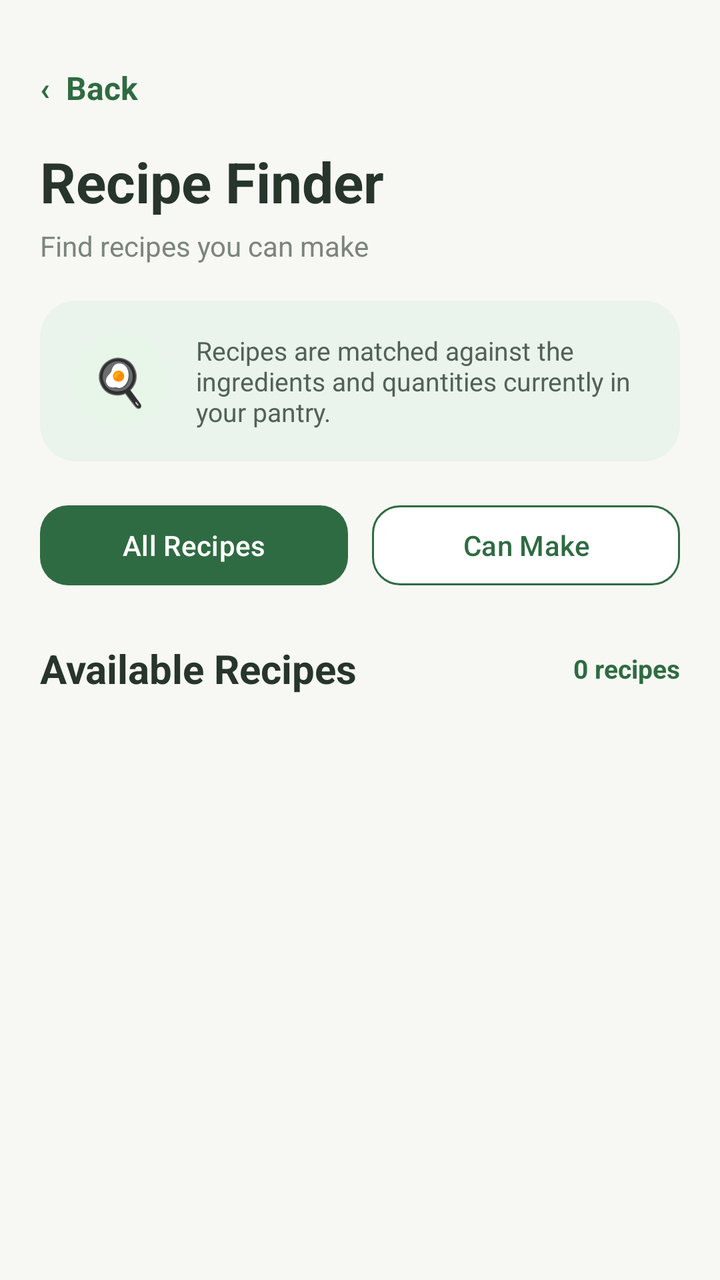
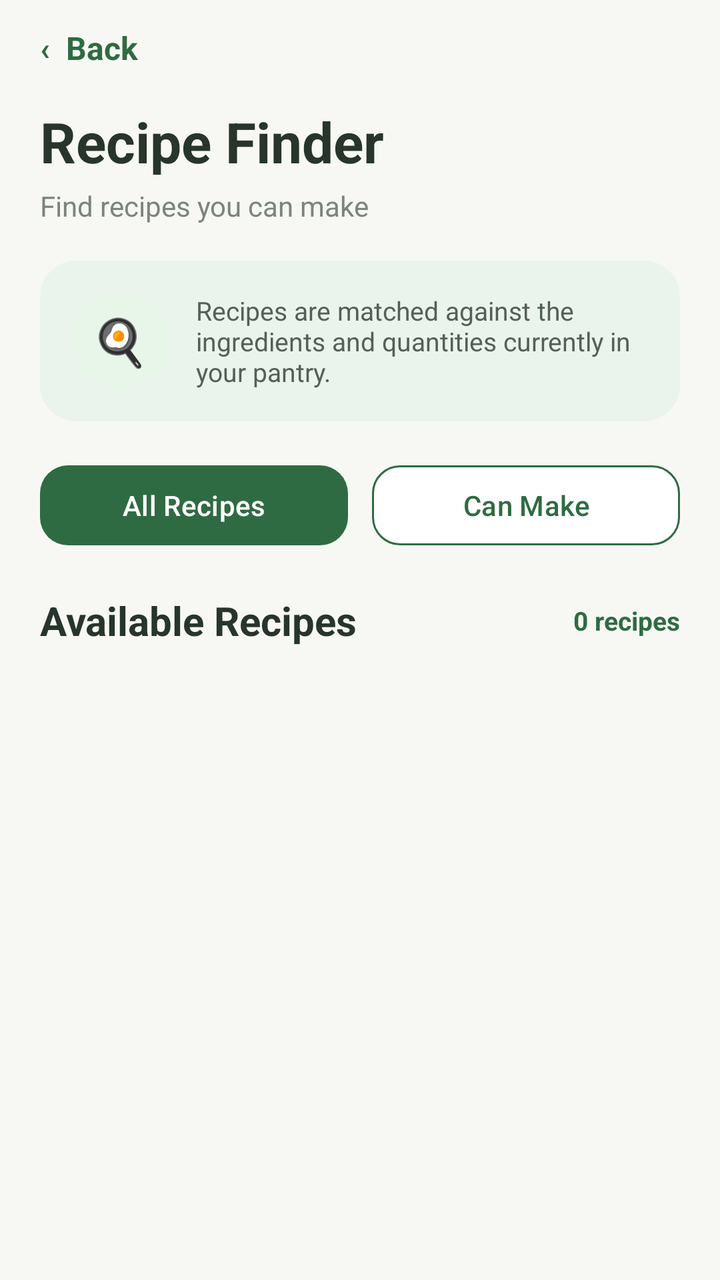

Before-and-after screenshots of an Android layout around one commit, followed by the original layout XML and the change that was made.
<!-- AndroidManifest.xml: application theme Theme.SmartPantryManager -->
<!-- res/layout/activity_recipe_list.xml -->
<?xml version="1.0" encoding="utf-8"?>
<androidx.constraintlayout.widget.ConstraintLayout
    xmlns:android="http://schemas.android.com/apk/res/android"
    xmlns:app="http://schemas.android.com/apk/res-auto"
    xmlns:tools="http://schemas.android.com/tools"
    android:layout_width="match_parent"
    android:layout_height="match_parent"
    android:background="#F7F8F3">

    <ScrollView
        android:layout_width="0dp"
        android:layout_height="0dp"
        android:fillViewport="true"
        android:clipToPadding="false"
        android:paddingBottom="24dp"
        app:layout_constraintTop_toTopOf="parent"
        app:layout_constraintBottom_toBottomOf="parent"
        app:layout_constraintStart_toStartOf="parent"
        app:layout_constraintEnd_toEndOf="parent">

        <LinearLayout
            android:layout_width="match_parent"
            android:layout_height="wrap_content"
            android:orientation="vertical"
            android:padding="20dp">

            
            <TextView
                android:id="@+id/backButton"
                android:layout_width="wrap_content"
                android:layout_height="48dp"
                android:gravity="center_vertical"
                android:text="‹  Back"
                android:textColor="#2F6B42"
                android:textSize="16sp"
                android:textStyle="bold" />

            <TextView
                android:layout_width="match_parent"
                android:layout_height="wrap_content"
                android:layout_marginTop="4dp"
                android:text="Recipe Finder"
                android:textColor="#27352B"
                android:textSize="28sp"
                android:textStyle="bold" />

            <TextView
                android:layout_width="match_parent"
                android:layout_height="wrap_content"
                android:layout_marginTop="4dp"
                android:text="Find recipes you can make"
                android:textColor="#7A857E"
                android:textSize="14sp" />

            
            <com.google.android.material.card.MaterialCardView
                android:id="@+id/recipeIntroCard"
                android:layout_width="match_parent"
                android:layout_height="wrap_content"
                android:layout_marginTop="18dp"
                app:cardBackgroundColor="#EAF3EC"
                app:cardCornerRadius="18dp"
                app:strokeWidth="0dp">

                <LinearLayout
                    android:layout_width="match_parent"
                    android:layout_height="wrap_content"
                    android:gravity="center_vertical"
                    android:orientation="horizontal"
                    android:padding="16dp">

                    <TextView
                        android:layout_width="48dp"
                        android:layout_height="48dp"
                        android:background="@drawable/icon_circle_green"
                        android:gravity="center"
                        android:text="🍳"
                        android:textSize="23sp" />

                    <TextView
                        android:layout_width="0dp"
                        android:layout_height="wrap_content"
                        android:layout_marginStart="14dp"
                        android:layout_weight="1"
                        android:text="Recipes are matched against the ingredients and quantities currently in your pantry."
                        android:textColor="#526158"
                        android:textSize="13sp" />

                </LinearLayout>

            </com.google.android.material.card.MaterialCardView>

            
            <LinearLayout
                android:layout_width="match_parent"
                android:layout_height="wrap_content"
                android:layout_marginTop="18dp"
                android:orientation="horizontal">

                <com.google.android.material.button.MaterialButton
                    android:id="@+id/allRecipesButton"
                    android:layout_width="0dp"
                    android:layout_height="48dp"
                    android:layout_marginEnd="6dp"
                    android:layout_weight="1"
                    android:text="All Recipes"
                    android:textAllCaps="false"
                    android:textSize="14sp"
                    app:backgroundTint="#2F6B42"
                    app:cornerRadius="14dp" />

                <com.google.android.material.button.MaterialButton
                    android:id="@+id/canMakeButton"
                    android:layout_width="0dp"
                    android:layout_height="48dp"
                    android:layout_marginStart="6dp"
                    android:layout_weight="1"
                    android:text="Can Make"
                    android:textAllCaps="false"
                    android:textColor="#2F6B42"
                    android:textSize="14sp"
                    app:backgroundTint="#FFFFFF"
                    app:cornerRadius="14dp"
                    app:strokeColor="#2F6B42"
                    app:strokeWidth="1dp" />

            </LinearLayout>

            
            <LinearLayout
                android:layout_width="match_parent"
                android:layout_height="wrap_content"
                android:layout_marginTop="24dp"
                android:gravity="center_vertical"
                android:orientation="horizontal">

                <TextView
                    android:layout_width="0dp"
                    android:layout_height="wrap_content"
                    android:layout_weight="1"
                    android:text="Available Recipes"
                    android:textColor="#27352B"
                    android:textSize="20sp"
                    android:textStyle="bold" />

                <TextView
                    android:id="@+id/recipeCountText"
                    android:layout_width="wrap_content"
                    android:layout_height="wrap_content"
                    android:text="0 recipes"
                    android:textColor="#2F6B42"
                    android:textSize="13sp"
                    android:textStyle="bold" />

            </LinearLayout>

            
            <androidx.recyclerview.widget.RecyclerView
                android:id="@+id/recipeRecyclerView"
                android:layout_width="match_parent"
                android:layout_height="wrap_content"
                android:layout_marginTop="12dp"
                android:nestedScrollingEnabled="false"
                tools:listitem="@layout/item_recipe" />

            
            <com.google.android.material.card.MaterialCardView
                android:id="@+id/emptyRecipeCard"
                android:layout_width="match_parent"
                android:layout_height="wrap_content"
                android:layout_marginTop="12dp"
                android:visibility="gone"
                app:cardBackgroundColor="#FFFFFF"
                app:cardCornerRadius="18dp"
                app:strokeWidth="0dp">

                <LinearLayout
                    android:layout_width="match_parent"
                    android:layout_height="wrap_content"
                    android:gravity="center"
                    android:orientation="vertical"
                    android:padding="28dp">

                    <TextView
                        android:layout_width="wrap_content"
                        android:layout_height="wrap_content"
                        android:text="🍳"
                        android:textSize="32sp" />

                    <TextView
                        android:layout_width="wrap_content"
                        android:layout_height="wrap_content"
                        android:layout_marginTop="10dp"
                        android:text="No recipes found"
                        android:textColor="#27352B"
                        android:textSize="17sp"
                        android:textStyle="bold" />

                    <TextView
                        android:layout_width="wrap_content"
                        android:layout_height="wrap_content"
                        android:layout_marginTop="5dp"
                        android:text="Try adding more ingredients to your pantry."
                        android:textColor="#7A857E"
                        android:textSize="13sp" />

                </LinearLayout>

            </com.google.android.material.card.MaterialCardView>

        </LinearLayout>

    </ScrollView>

</androidx.constraintlayout.widget.ConstraintLayout>
<!-- res/layout/item_recipe.xml (included above) -->
<?xml version="1.0" encoding="utf-8"?>
<androidx.cardview.widget.CardView
    xmlns:android="http://schemas.android.com/apk/res/android"
    android:layout_width="match_parent"
    android:layout_height="wrap_content"
    android:layout_marginBottom="12dp"
    android:backgroundTint="#FFFFFF"
    android:elevation="0dp"
    android:radius="20dp">

    <LinearLayout
        android:layout_width="match_parent"
        android:layout_height="wrap_content"
        android:gravity="center_vertical"
        android:orientation="horizontal"
        android:padding="16dp">

        
        <TextView
            android:id="@+id/recipeIcon"
            android:layout_width="58dp"
            android:layout_height="58dp"
            android:background="@drawable/icon_circle_green"
            android:gravity="center"
            android:text="🍳"
            android:textSize="25sp" />

        
        <LinearLayout
            android:layout_width="0dp"
            android:layout_height="wrap_content"
            android:layout_marginStart="14dp"
            android:layout_weight="1"
            android:orientation="vertical">

            <TextView
                android:id="@+id/recipeName"
                android:layout_width="wrap_content"
                android:layout_height="wrap_content"
                android:text="Chicken Fried Rice"
                android:textColor="#27352B"
                android:textSize="16sp"
                android:textStyle="bold" />

            <TextView
                android:id="@+id/recipeDescription"
                android:layout_width="wrap_content"
                android:layout_height="wrap_content"
                android:layout_marginTop="4dp"
                android:maxLines="2"
                android:text="A quick and tasty rice meal."
                android:textColor="#7A857E"
                android:textSize="13sp" />

            <TextView
                android:id="@+id/recipeMatchStatus"
                android:layout_width="wrap_content"
                android:layout_height="wrap_content"
                android:layout_marginTop="7dp"
                android:text="✓ You can make this"
                android:textColor="#2F6B42"
                android:textSize="12sp"
                android:textStyle="bold" />

        </LinearLayout>

        
        <TextView
            android:layout_width="wrap_content"
            android:layout_height="wrap_content"
            android:text="›"
            android:textColor="#839087"
            android:textSize="28sp" />

    </LinearLayout>

</androidx.cardview.widget.CardView>
<!-- resources referenced by this layout -->
<resources>
  <!-- drawable icon_circle_green (drawable) -->
  <?xml version="1.0" encoding="utf-8"?>
  <shape xmlns:android="http://schemas.android.com/apk/res/android"
      android:shape="oval">
  
      <solid android:color="#E8F5E9" />
  
  </shape>
  <style name="Theme.SmartPantryManager" parent="Base.Theme.SmartPantryManager" />
  <style name="Base.Theme.SmartPantryManager" parent="Theme.Material3.DayNight.NoActionBar">
          
          
      </style>
</resources>

<!-- the commit's change to res/layout/activity_recipe_list.xml (unified diff, before → after) -->
@@ -7,210 +7,235 @@
     android:layout_height="match_parent"
     android:background="#F7F8F3">
 
-    <ScrollView
-        android:layout_width="0dp"
-        android:layout_height="0dp"
-        android:fillViewport="true"
-        android:clipToPadding="false"
-        android:paddingBottom="24dp"
-        app:layout_constraintTop_toTopOf="parent"
-        app:layout_constraintBottom_toBottomOf="parent"
-        app:layout_constraintStart_toStartOf="parent"
-        app:layout_constraintEnd_toEndOf="parent">
+    
+    <TextView
+        android:id="@+id/backButton"
+        android:layout_width="wrap_content"
+        android:layout_height="48dp"
+        android:layout_marginStart="20dp"
+        android:gravity="center_vertical"
+        android:text="‹  Back"
+        android:textColor="#2F6B42"
+        android:textSize="16sp"
+        android:textStyle="bold"
+        app:layout_constraintStart_toStartOf="parent"
+        app:layout_constraintTop_toTopOf="parent" />
+
+    <TextView
+        android:id="@+id/recipeTitle"
+        android:layout_width="0dp"
+        android:layout_height="wrap_content"
+        android:layout_marginStart="20dp"
+        android:layout_marginTop="4dp"
+        android:layout_marginEnd="20dp"
+        android:text="Recipe Finder"
+        android:textColor="#27352B"
+        android:textSize="28sp"
+        android:textStyle="bold"
+        app:layout_constraintEnd_toEndOf="parent"
+        app:layout_constraintStart_toStartOf="parent"
+        app:layout_constraintTop_toBottomOf="@id/backButton" />
+
+    <TextView
+        android:id="@+id/recipeSubtitle"
+        android:layout_width="0dp"
+        android:layout_height="wrap_content"
+        android:layout_marginStart="20dp"
+        android:layout_marginTop="4dp"
+        android:layout_marginEnd="20dp"
+        android:text="Find recipes you can make"
+        android:textColor="#7A857E"
+        android:textSize="14sp"
+        app:layout_constraintEnd_toEndOf="parent"
+        app:layout_constraintStart_toStartOf="parent"
+        app:layout_constraintTop_toBottomOf="@id/recipeTitle" />
+
+    
+    <com.google.android.material.card.MaterialCardView
+        android:id="@+id/recipeIntroCard"
+        android:layout_width="0dp"
+        android:layout_height="wrap_content"
+        android:layout_marginStart="20dp"
+        android:layout_marginTop="18dp"
+        android:layout_marginEnd="20dp"
+        app:cardBackgroundColor="#EAF3EC"
+        app:cardCornerRadius="18dp"
+        app:strokeWidth="0dp"
+        app:layout_constraintEnd_toEndOf="parent"
+        app:layout_constraintStart_toStartOf="parent"
+        app:layout_constraintTop_toBottomOf="@id/recipeSubtitle">
 
         <LinearLayout
             android:layout_width="match_parent"
             android:layout_height="wrap_content"
+            android:gravity="center_vertical"
+            android:orientation="horizontal"
+            android:padding="16dp">
+
+            <TextView
+                android:layout_width="48dp"
+                android:layout_height="48dp"
+                android:background="@drawable/icon_circle_green"
+                android:gravity="center"
+                android:text="🍳"
+                android:textSize="23sp" />
+
+            <TextView
+                android:layout_width="0dp"
+                android:layout_height="wrap_content"
+                android:layout_marginStart="14dp"
+                android:layout_weight="1"
+                android:text="Recipes are matched against the ingredients and quantities currently in your pantry."
+                android:textColor="#526158"
+                android:textSize="13sp" />
+
+        </LinearLayout>
+
+    </com.google.android.material.card.MaterialCardView>
+
+    
+    <LinearLayout
+        android:id="@+id/filterButtons"
+        android:layout_width="0dp"
+        android:layout_height="wrap_content"
+        android:layout_marginStart="20dp"
+        android:layout_marginTop="18dp"
+        android:layout_marginEnd="20dp"
+        android:orientation="horizontal"
+        app:layout_constraintEnd_toEndOf="parent"
+        app:layout_constraintStart_toStartOf="parent"
+        app:layout_constraintTop_toBottomOf="@id/recipeIntroCard">
+
+        <com.google.android.material.button.MaterialButton
+            android:id="@+id/allRecipesButton"
+            android:layout_width="0dp"
+            android:layout_height="48dp"
+            android:layout_marginEnd="6dp"
+            android:layout_weight="1"
+            android:text="All Recipes"
+            android:textAllCaps="false"
+            android:textSize="14sp"
+            app:backgroundTint="#2F6B42"
+            app:cornerRadius="14dp" />
+
+        <com.google.android.material.button.MaterialButton
+            android:id="@+id/canMakeButton"
+            android:layout_width="0dp"
+            android:layout_height="48dp"
+            android:layout_marginStart="6dp"
+            android:layout_weight="1"
+            android:text="Can Make"
+            android:textAllCaps="false"
+            android:textColor="#2F6B42"
+            android:textSize="14sp"
+            app:backgroundTint="#FFFFFF"
+            app:cornerRadius="14dp"
+            app:strokeColor="#2F6B42"
+            app:strokeWidth="1dp" />
+
+    </LinearLayout>
+
+    
+    <LinearLayout
+        android:id="@+id/recipeSectionHeading"
+        android:layout_width="0dp"
+        android:layout_height="wrap_content"
+        android:layout_marginStart="20dp"
+        android:layout_marginTop="20dp"
+        android:layout_marginEnd="20dp"
+        android:gravity="center_vertical"
+        android:orientation="horizontal"
+        app:layout_constraintEnd_toEndOf="parent"
+        app:layout_constraintStart_toStartOf="parent"
+        app:layout_constraintTop_toBottomOf="@id/filterButtons">
+
+        <TextView
+            android:layout_width="0dp"
+            android:layout_height="wrap_content"
+            android:layout_weight="1"
+            android:text="Available Recipes"
+            android:textColor="#27352B"
+            android:textSize="20sp"
+            android:textStyle="bold" />
+
+        <TextView
+            android:id="@+id/recipeCountText"
+            android:layout_width="wrap_content"
+            android:layout_height="wrap_content"
+            android:text="0 recipes"
+            android:textColor="#2F6B42"
+            android:textSize="13sp"
+            android:textStyle="bold" />
+
+    </LinearLayout>
+
+    
+    <androidx.recyclerview.widget.RecyclerView
+        android:id="@+id/recipeRecyclerView"
+        android:layout_width="0dp"
+        android:layout_height="0dp"
+        android:layout_marginStart="20dp"
+        android:layout_marginTop="12dp"
+        android:layout_marginEnd="20dp"
+        android:layout_marginBottom="20dp"
+        android:clipToPadding="false"
+        android:overScrollMode="ifContentScrolls"
+        android:paddingBottom="8dp"
+        app:layout_constraintBottom_toBottomOf="parent"
+        app:layout_constraintEnd_toEndOf="parent"
+        app:layout_constraintStart_toStartOf="parent"
+        app:layout_constraintTop_toBottomOf="@id/recipeSectionHeading"
+        tools:listitem="@layout/item_recipe" />
+
+    
+    <com.google.android.material.card.MaterialCardView
+        android:id="@+id/emptyRecipeCard"
+        android:layout_width="0dp"
+        android:layout_height="wrap_content"
+        android:layout_marginStart="20dp"
+        android:layout_marginTop="12dp"
+        android:layout_marginEnd="20dp"
+        android:visibility="gone"
+        app:cardBackgroundColor="#FFFFFF"
+        app:cardCornerRadius="18dp"
+        app:strokeWidth="0dp"
+        app:layout_constraintEnd_toEndOf="parent"
+        app:layout_constraintStart_toStartOf="parent"
+        app:layout_constraintTop_toBottomOf="@id/recipeSectionHeading">
+
+        <LinearLayout
+            android:layout_width="match_parent"
+            android:layout_height="wrap_content"
+            android:gravity="center"
             android:orientation="vertical"
-            android:padding="20dp">
-
-            
-            <TextView
-                android:id="@+id/backButton"
-                android:layout_width="wrap_content"
-                android:layout_height="48dp"
-                android:gravity="center_vertical"
-                android:text="‹  Back"
-                android:textColor="#2F6B42"
-                android:textSize="16sp"
+            android:padding="28dp">
+
+            <TextView
+                android:layout_width="wrap_content"
+                android:layout_height="wrap_content"
+                android:text="🍳"
+                android:textSize="32sp" />
+
+            <TextView
+                android:layout_width="wrap_content"
+                android:layout_height="wrap_content"
+                android:layout_marginTop="10dp"
+                android:text="No recipes found"
+                android:textColor="#27352B"
+                android:textSize="17sp"
                 android:textStyle="bold" />
 
             <TextView
-                android:layout_width="match_parent"
-                android:layout_height="wrap_content"
-                android:layout_marginTop="4dp"
-                android:text="Recipe Finder"
-                android:textColor="#27352B"
-                android:textSize="28sp"
-                android:textStyle="bold" />
-
-            <TextView
-                android:layout_width="match_parent"
-                android:layout_height="wrap_content"
-                android:layout_marginTop="4dp"
-                android:text="Find recipes you can make"
+                android:layout_width="wrap_content"
+                android:layout_height="wrap_content"
+                android:layout_marginTop="5dp"
+                android:text="Try adding more ingredients to your pantry."
                 android:textColor="#7A857E"
-                android:textSize="14sp" />
-
-            
-            <com.google.android.material.card.MaterialCardView
-                android:id="@+id/recipeIntroCard"
-                android:layout_width="match_parent"
-                android:layout_height="wrap_content"
-                android:layout_marginTop="18dp"
-                app:cardBackgroundColor="#EAF3EC"
-                app:cardCornerRadius="18dp"
-                app:strokeWidth="0dp">
-
-                <LinearLayout
-                    android:layout_width="match_parent"
-                    android:layout_height="wrap_content"
-                    android:gravity="center_vertical"
-                    android:orientation="horizontal"
-                    android:padding="16dp">
-
-                    <TextView
-                        android:layout_width="48dp"
-                        android:layout_height="48dp"
-                        android:background="@drawable/icon_circle_green"
-                        android:gravity="center"
-                        android:text="🍳"
-                        android:textSize="23sp" />
-
-                    <TextView
-                        android:layout_width="0dp"
-                        android:layout_height="wrap_content"
-                        android:layout_marginStart="14dp"
-                        android:layout_weight="1"
-                        android:text="Recipes are matched against the ingredients and quantities currently in your pantry."
-                        android:textColor="#526158"
-                        android:textSize="13sp" />
-
-                </LinearLayout>
-
-            </com.google.android.material.card.MaterialCardView>
-
-            
-            <LinearLayout
-                android:layout_width="match_parent"
-                android:layout_height="wrap_content"
-                android:layout_marginTop="18dp"
-                android:orientation="horizontal">
-
-                <com.google.android.material.button.MaterialButton
-                    android:id="@+id/allRecipesButton"
-                    android:layout_width="0dp"
-                    android:layout_height="48dp"
-                    android:layout_marginEnd="6dp"
-                    android:layout_weight="1"
-                    android:text="All Recipes"
-                    android:textAllCaps="false"
-                    android:textSize="14sp"
-                    app:backgroundTint="#2F6B42"
-                    app:cornerRadius="14dp" />
-
-                <com.google.android.material.button.MaterialButton
-                    android:id="@+id/canMakeButton"
-                    android:layout_width="0dp"
-                    android:layout_height="48dp"
-                    android:layout_marginStart="6dp"
-                    android:layout_weight="1"
-                    android:text="Can Make"
-                    android:textAllCaps="false"
-                    android:textColor="#2F6B42"
-                    android:textSize="14sp"
-                    app:backgroundTint="#FFFFFF"
-                    app:cornerRadius="14dp"
-                    app:strokeColor="#2F6B42"
-                    app:strokeWidth="1dp" />
-
-            </LinearLayout>
-
-            
-            <LinearLayout
-                android:layout_width="match_parent"
-                android:layout_height="wrap_content"
-                android:layout_marginTop="24dp"
-                android:gravity="center_vertical"
-                android:orientation="horizontal">
-
-                <TextView
-                    android:layout_width="0dp"
-                    android:layout_height="wrap_content"
-                    android:layout_weight="1"
-                    android:text="Available Recipes"
-                    android:textColor="#27352B"
-                    android:textSize="20sp"
-                    android:textStyle="bold" />
-
-                <TextView
-                    android:id="@+id/recipeCountText"
-                    android:layout_width="wrap_content"
-                    android:layout_height="wrap_content"
-                    android:text="0 recipes"
-                    android:textColor="#2F6B42"
-                    android:textSize="13sp"
-                    android:textStyle="bold" />
-
-            </LinearLayout>
-
-            
-            <androidx.recyclerview.widget.RecyclerView
-                android:id="@+id/recipeRecyclerView"
-                android:layout_width="match_parent"
-                android:layout_height="wrap_content"
-                android:layout_marginTop="12dp"
-                android:nestedScrollingEnabled="false"
-                tools:listitem="@layout/item_recipe" />
-
-            
-            <com.google.android.material.card.MaterialCardView
-                android:id="@+id/emptyRecipeCard"
-                android:layout_width="match_parent"
-                android:layout_height="wrap_content"
-                android:layout_marginTop="12dp"
-                android:visibility="gone"
-                app:cardBackgroundColor="#FFFFFF"
-                app:cardCornerRadius="18dp"
-                app:strokeWidth="0dp">
-
-                <LinearLayout
-                    android:layout_width="match_parent"
-                    android:layout_height="wrap_content"
-                    android:gravity="center"
-                    android:orientation="vertical"
-                    android:padding="28dp">
-
-                    <TextView
-                        android:layout_width="wrap_content"
-                        android:layout_height="wrap_content"
-                        android:text="🍳"
-                        android:textSize="32sp" />
-
-                    <TextView
-                        android:layout_width="wrap_content"
-                        android:layout_height="wrap_content"
-                        android:layout_marginTop="10dp"
-                        android:text="No recipes found"
-                        android:textColor="#27352B"
-                        android:textSize="17sp"
-                        android:textStyle="bold" />
-
-                    <TextView
-                        android:layout_width="wrap_content"
-                        android:layout_height="wrap_content"
-                        android:layout_marginTop="5dp"
-                        android:text="Try adding more ingredients to your pantry."
-                        android:textColor="#7A857E"
-                        android:textSize="13sp" />
-
-                </LinearLayout>
-
-            </com.google.android.material.card.MaterialCardView>
+                android:textSize="13sp" />
 
         </LinearLayout>
 
-    </ScrollView>
+    </com.google.android.material.card.MaterialCardView>
 
 </androidx.constraintlayout.widget.ConstraintLayout>
 <!-- res/layout/item_recipe.xml (included above) -->
